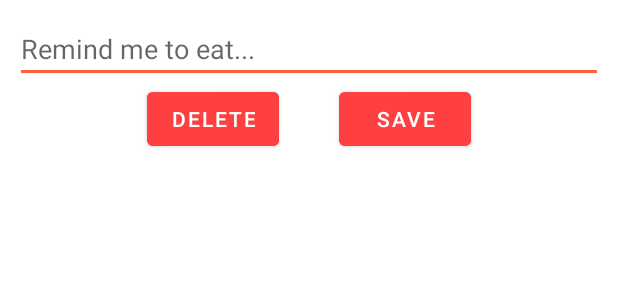
After one commit to EzGreezy/Eats, an Android app: the layout set_alarm_dialog.xml on its own in the app's theme, with its tools: preview values and no code run, on a phone screen of 412 x 824 dp. The commit adds this screen. Shown: the top 300 px of the screen. Run offline under Robolectric (Android 15) with nearby library versions, the phone set to English and light mode, and no system bars.

Commit message:
redesign navbar (now with integrated fab) and alert dialog

```diff
--- a/app/build.gradle
+++ b/app/build.gradle
@@ -31,10 +31,11 @@ dependencies {
     implementation 'androidx.appcompat:appcompat:1.2.0'
     implementation 'androidx.constraintlayout:constraintlayout:2.0.4'
     implementation 'androidx.legacy:legacy-support-v4:1.0.0'
+    implementation 'androidx.recyclerview:recyclerview:1.1.0'
     testImplementation 'junit:junit:4.12'
     androidTestImplementation 'androidx.test.ext:junit:1.1.2'
     androidTestImplementation 'androidx.test.espresso:espresso-core:3.3.0'
-
+    implementation 'com.google.android.material:material:1.3.0-alpha03'
     implementation 'com.google.android.material:material:1.1.0'
 
 }
--- a/app/src/main/AndroidManifest.xml
+++ b/app/src/main/AndroidManifest.xml
@@ -8,7 +8,8 @@
         android:label="@string/app_name"
         android:roundIcon="@mipmap/ic_launcher_round"
         android:supportsRtl="true"
-        android:theme="@style/AppTheme">
+        android:theme="@style/Theme.Fab_Bottom_app_bar">
+
         <activity android:name=".MainActivity"></activity>
         <activity android:name=".SplashScreen"
             android:theme="@style/Theme.AppCompat.Light.NoActionBar">
--- /dev/null
+++ b/app/src/main/res/layout/set_alarm_dialog.xml
@@ -0,0 +1,47 @@
+<?xml version="1.0" encoding="utf-8"?>
+<RelativeLayout
+    xmlns:android="http://schemas.android.com/apk/res/android"
+    android:layout_width="match_parent"
+    android:layout_height="match_parent"
+    android:orientation="vertical"
+    android:padding="10dp"
+    >
+
+    <EditText
+        android:id="@+id/alarm_name"
+        android:hint="@string/remind_me_to_eat"
+        android:inputType="text"
+        android:layout_width="match_parent"
+        android:layout_height="wrap_content"
+        />
+
+    <LinearLayout
+        android:layout_width="match_parent"
+        android:layout_height="wrap_content"
+        android:gravity="center"
+        android:layout_below="@+id/alarm_name">
+        <Button
+            android:id="@+id/delete_button"
+            android:layout_width="wrap_content"
+            android:layout_height="wrap_content"
+            android:layout_below="@+id/alarm_name"
+            android:text="@string/delete"
+            android:textColor="@color/white"
+            android:backgroundTint="@color/colorPrimary"
+            android:layout_marginRight="20dp"
+            />
+        <Button
+            android:id="@+id/save_button"
+            android:layout_width="wrap_content"
+            android:layout_height="wrap_content"
+            android:layout_below="@+id/alarm_name"
+            android:layout_toRightOf="@+id/delete_button"
+            android:text="@string/save"
+            android:textColor="@color/white"
+            android:backgroundTint="@color/colorPrimary"
+            android:layout_marginLeft="20dp"
+            />
+    </LinearLayout>
+
+
+</RelativeLayout>
--- a/app/src/main/res/values/colors.xml
+++ b/app/src/main/res/values/colors.xml
@@ -4,4 +4,5 @@
     <color name="colorPrimaryDark">#E10101</color>
     <color name="colorAccent">#FF6140</color>
     <color name="tomato">#FE4040</color>
+    <color name="white">#FFFFFF</color>
 </resources>
--- a/app/src/main/res/values/strings.xml
+++ b/app/src/main/res/values/strings.xml
@@ -2,4 +2,9 @@
     <string name="app_name">Eats!</string>
     <!-- TODO: Remove or change this placeholder text -->
     <string name="hello_blank_fragment">Hello blank fragment</string>
+    <string name="delete">Delete</string>
+    <string name="remind_me_to_eat">Remind me to eat...</string>
+    <string name="save">Save</string>
+    <string name="reminder">Reminder</string>
+    <string name="settings">Settings</string>
 </resources>
--- a/app/src/main/res/values/styles.xml
+++ b/app/src/main/res/values/styles.xml
@@ -1,5 +1,11 @@
 <resources>
     <!-- Base application theme. -->
+    <style name="Theme.Fab_Bottom_app_bar" parent="Theme.MaterialComponents.Light.NoActionBar">
+        <!-- Customize your theme here. -->
+        <item name="colorPrimary">@color/colorPrimary</item>
+        <item name="colorPrimaryDark">@color/colorPrimaryDark</item>
+        <item name="colorAccent">@color/colorAccent</item>
+    </style>
     <style name="AppTheme" parent="Theme.AppCompat.Light.DarkActionBar">
         <!-- Customize your theme here. -->
         <item name="colorPrimary">@color/colorPrimary</item>
@@ -7,4 +13,5 @@
         <item name="colorAccent">@color/colorAccent</item>
     </style>
 
+
 </resources>
```
Also changed, not shown: app/src/main/java/com/papb/eats/MainActivity.kt (+29 -1 lines), app/src/main/java/com/papb/eats/fragments/ReminderFragment.kt (+26 -1 lines), app/src/main/res/layout/activity_main.xml (+43 -11 lines), app/src/main/res/layout/fragment_reminder.xml (+24 -10 lines), app/src/main/res/menu/nav_menu.xml (+5 -2 lines).
